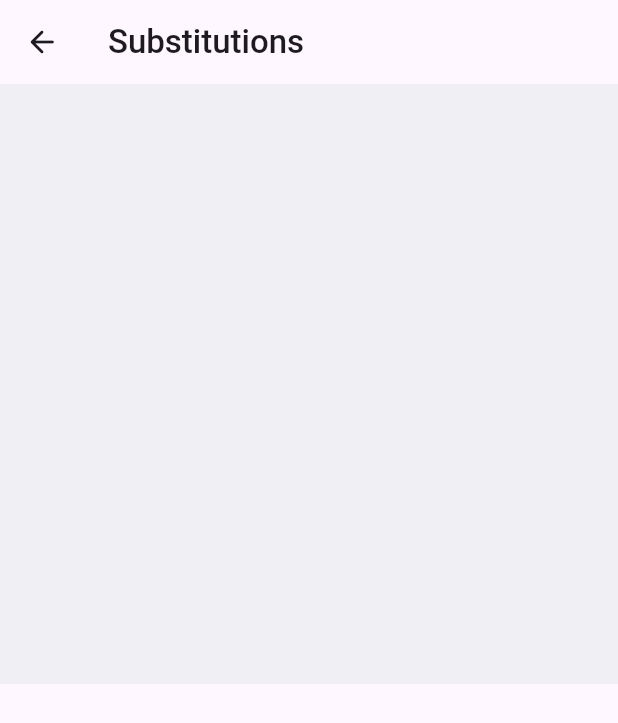
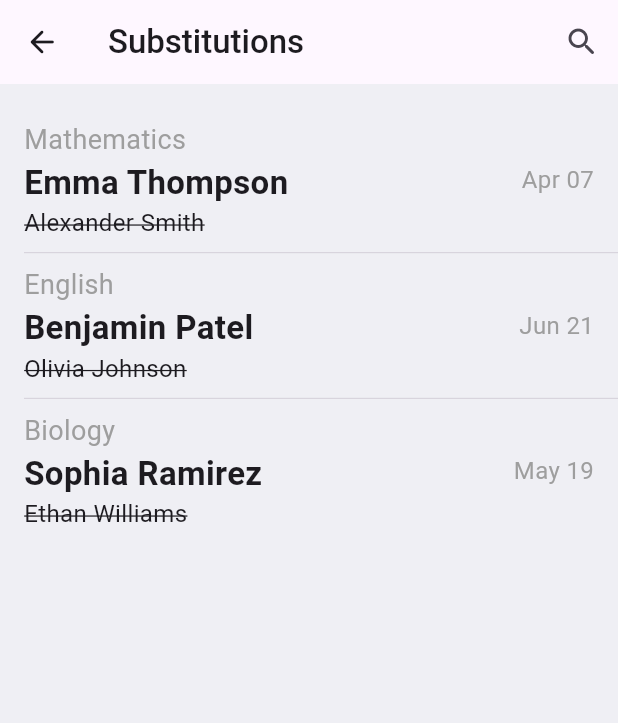
Before and after one commit to GeorgeEu/scentia, a Flutter app: the SubstitutionsPage screen opened directly, on a phone screen of 412 x 824 dp. Shown: the top 723 px of the screen. Run offline on Flutter 3.47's test engine with Material 2 defaults, Android fonts, the phone set to English and light mode, and no system bars; our stand-ins replace dots_indicator, table_calendar.

Commit message:
Substitution adding update (raw)

```diff
--- /dev/null
+++ b/lib/components/substitutions/substitute_teacher.dart
@@ -0,0 +1,135 @@
+import 'package:flutter/material.dart';
+import 'package:intl/intl.dart';
+
+class SubstituteTeacher extends StatelessWidget {
+  final Map<String, dynamic> _substitutions;
+
+  SubstituteTeacher(this._substitutions);
+
+  @override
+  Widget build(BuildContext context) {
+    String formatDate(int timestamp) {
+      DateTime tsdate = DateTime.fromMillisecondsSinceEpoch(timestamp);
+      String fdatetime = DateFormat('MMM dd').format(tsdate); // Corrected the format string to 'yyyy'
+      return fdatetime;
+    }
+    return Padding(
+      padding: EdgeInsets.only(right: 16, top: 8, bottom: 8),
+      child: Row(
+        children: [
+          Expanded(
+              child: Container(
+                child: Column(
+                  mainAxisAlignment: MainAxisAlignment.start,
+                  crossAxisAlignment: CrossAxisAlignment.start,
+                  children: [
+                    Text(
+                      _substitutions['Lesson'],
+                      style: TextStyle(
+                          overflow: TextOverflow.ellipsis,
+                          fontWeight: FontWeight.normal,
+                          color: Colors.grey,
+                          fontSize: 18
+                      ),
+                    ),
+                    Text(
+                      _substitutions['Guru'].toString(),
+                      style: TextStyle(
+                          overflow: TextOverflow.ellipsis,
+                          fontWeight: FontWeight.w600,
+                          fontSize: 22
+                      ),
+                    ),
+                    Text(
+                      _substitutions['SubstituteGuru'].toString(),
+                      style: TextStyle(
+                          overflow: TextOverflow.ellipsis,
+                          decoration: TextDecoration.lineThrough,
+                          fontSize: 16,
+                      ),
+                    ),
+                  ],
+                ),
+              )
+          ),
+          Text(
+            formatDate(_substitutions['Date']),
+            style: TextStyle(
+                overflow: TextOverflow.ellipsis,
+                fontWeight: FontWeight.normal,
+                color: Colors.grey,
+                fontSize: 16
+            ),
+          ),
+        ],
+      ),
+    );
+  }
+  void showEventBottomSheet(BuildContext context) {
+    String formatDate(int timestamp) {
+      DateTime tsdate = DateTime.fromMillisecondsSinceEpoch(timestamp);
+      String fdatetime = DateFormat('MMMM dd, yyyy').format(tsdate); // Corrected the format string to 'yyyy'
+      return fdatetime;
+    }
+    // showModalBottomSheet(
+    //     context: context,
+    //     showDragHandle: true,
+    //     isScrollControlled: true,
+    //     shape: const RoundedRectangleBorder(
+    //       borderRadius: BorderRadius.vertical(top: Radius.circular(16.0)),
+    //     ),
+    //     builder: (BuildContext context) {
+    //       return SizedBox(
+    //         width: double.infinity,
+    //         child: Padding(
+    //           padding: EdgeInsets.only(bottom: 8, left: 16, right: 16),
+    //           child: Column(
+    //             mainAxisSize: MainAxisSize.min,
+    //             crossAxisAlignment: CrossAxisAlignment.start,
+    //             mainAxisAlignment: MainAxisAlignment.start,
+    //             children: [
+    //               Center(
+    //                 child: SizedBox(
+    //                   width: 300,
+    //                   height: 250,
+    //                   child: ClipRRect(
+    //                     borderRadius: BorderRadius.circular(8),
+    //                     child: Image.asset(
+    //                       _event['ImagePath'].toString(),
+    //                       fit: BoxFit.cover,
+    //                     ),
+    //                   ),
+    //                 ),
+    //               ),
+    //               Padding(
+    //                 padding: const EdgeInsets.only(top: 16),
+    //                 child: Text(
+    //                   formatDate(_event['Date']),
+    //                   style: TextStyle(
+    //                       overflow: TextOverflow.ellipsis,
+    //                       fontWeight: FontWeight.normal,
+    //                       color: Colors.grey,
+    //                       fontSize: 16
+    //                   ),
+    //                 ),
+    //               ),
+    //               Text(
+    //                 _event['Name'].toString(),
+    //                 style: TextStyle(
+    //                     fontWeight: FontWeight.w600,
+    //                     fontSize: 30
+    //                 ),
+    //               ),
+    //               Text(
+    //                 _event['Desc'].toString(),
+    //                 style: TextStyle(
+    //                     fontSize: 16
+    //                 ),
+    //               ),
+    //             ],
+    //           ),
+    //         ),
+    //       );
+    //     });
+  }
+}
--- /dev/null
+++ b/lib/components/substitutions/substitute_teachers.dart
@@ -0,0 +1,35 @@
+import 'package:flutter/material.dart';
+import 'package:card_test/components/substitutions/substitute_teacher.dart';
+
+class SubstituteTeachers extends StatelessWidget {
+  final List _substitutions;
+
+  const SubstituteTeachers(this._substitutions);
+
+  @override
+  Widget build(BuildContext context) {
+    var eventsCount = _substitutions.length;
+    return Container(
+      padding: const EdgeInsets.only(left: 16, top: 16, bottom: 8),
+      child: Column(
+        children: [
+          ListView.separated(
+            primary: false,
+            shrinkWrap: true,
+            itemCount: eventsCount,
+            itemBuilder: (context, index) {
+              return SubstituteTeacher(_substitutions[index]);
+            },
+            separatorBuilder: (context, index) {
+              return const Divider(
+                thickness: 0.5,
+                height: 1,
+                // indent: 8.0,
+              );
+            },
+          ),
+        ],
+      ),
+    );
+  }
+}
--- /dev/null
+++ b/lib/data/substitute_data/substitutions_data.dart
@@ -0,0 +1,26 @@
+class SubstitutionsData {
+  final _substitutions = [
+    {
+      "Date": 1680850800000,
+      "Guru": "Emma Thompson",
+      "SubstituteGuru": "Alexander Smith",
+      "Lesson": "Mathematics"
+    },
+    {
+      "Date": 1687330800000,
+      "Guru": "Benjamin Patel",
+      "SubstituteGuru": "Olivia Johnson",
+      "Lesson": "English"
+    },
+    {
+      "Date": 1684479600000,
+      "Guru": "Sophia Ramirez",
+      "SubstituteGuru": "Ethan Williams",
+      "Lesson": "Biology"
+    },
+  ];
+
+  List getSubstitutions() {
+    return _substitutions;
+  }
+}
--- a/lib/pages/drawer_pages/substitutions_page.dart
+++ b/lib/pages/drawer_pages/substitutions_page.dart
@@ -1,4 +1,7 @@
+import 'package:card_test/components/substitutions/substitute_teachers.dart';
+import 'package:card_test/data/substitute_data/substitutions_data.dart';
 import 'package:flutter/material.dart';
+
 
 class SubstitutionsPage extends StatefulWidget {
   const SubstitutionsPage({Key? key}) : super(key: key);
@@ -8,29 +11,39 @@ class SubstitutionsPage extends StatefulWidget {
 }
 
 class _SubstitutionsPageState extends State<SubstitutionsPage> {
+  var substitutions = SubstitutionsData();
   @override
   Widget build(BuildContext context) {
     return Scaffold(
         appBar: AppBar(
+          actions: [
+            IconButton(
+              icon: Icon(Icons.search_rounded),
+              onPressed: () {
+                // showSearch(context: context, delegate: );
+              },
+            )
+          ],
+          leading: IconButton(
+              icon: Icon(Icons.arrow_back_rounded),
+              onPressed: () {
+                Navigator.pop(context);
+              }),
           title: Text(
             'Substitutions',
             style: TextStyle(
               fontWeight: FontWeight.w500,
             ),
           ),
-        leading: IconButton(
-            icon: Icon(Icons.arrow_back_rounded),
-            onPressed: () {Navigator.pop(context);}
-        ),
+          // titleSpacing: 0,
         ),
         body: Container(
           color: const Color(0xffefeff4),
+          height: double.infinity,
           child: SingleChildScrollView(
             child: Column(
               children: [
-              Container(
-                height: 400,
-              )
+                SubstituteTeachers(substitutions.getSubstitutions()),
               ],
             ),
           ),
```
Also changed, not shown: lib/components/events/event.dart (+72 -0 lines), lib/components/events/event_bottom_sheet.dart (deleted). Lines whose indentation alone changed are shown as unchanged.
